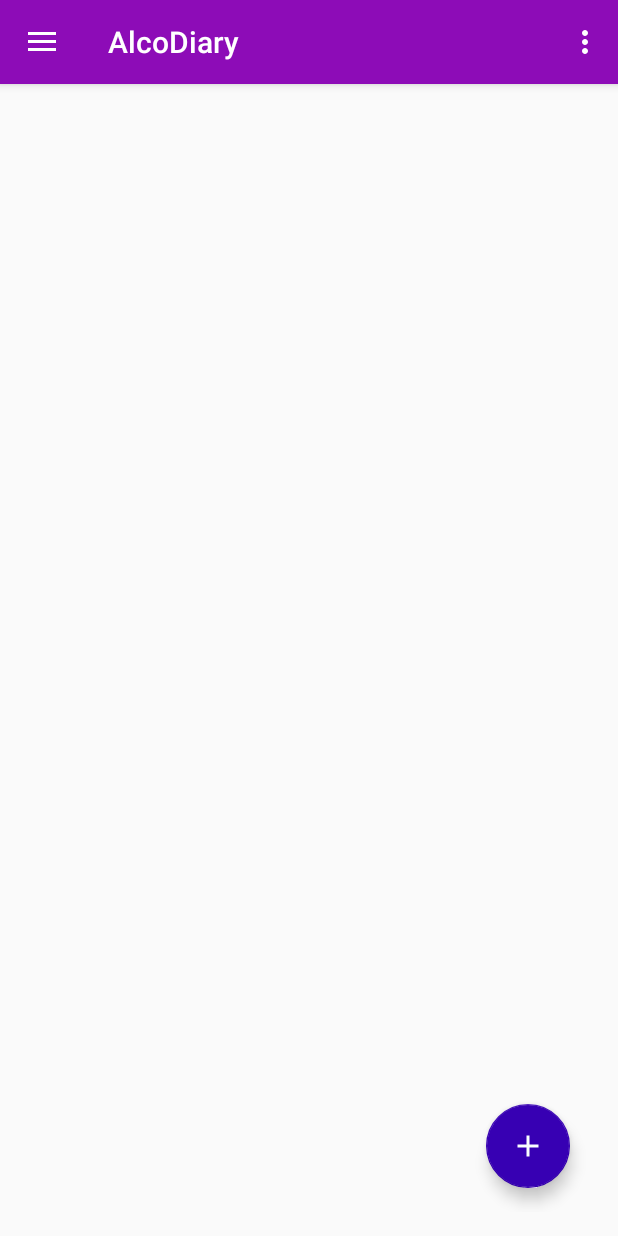
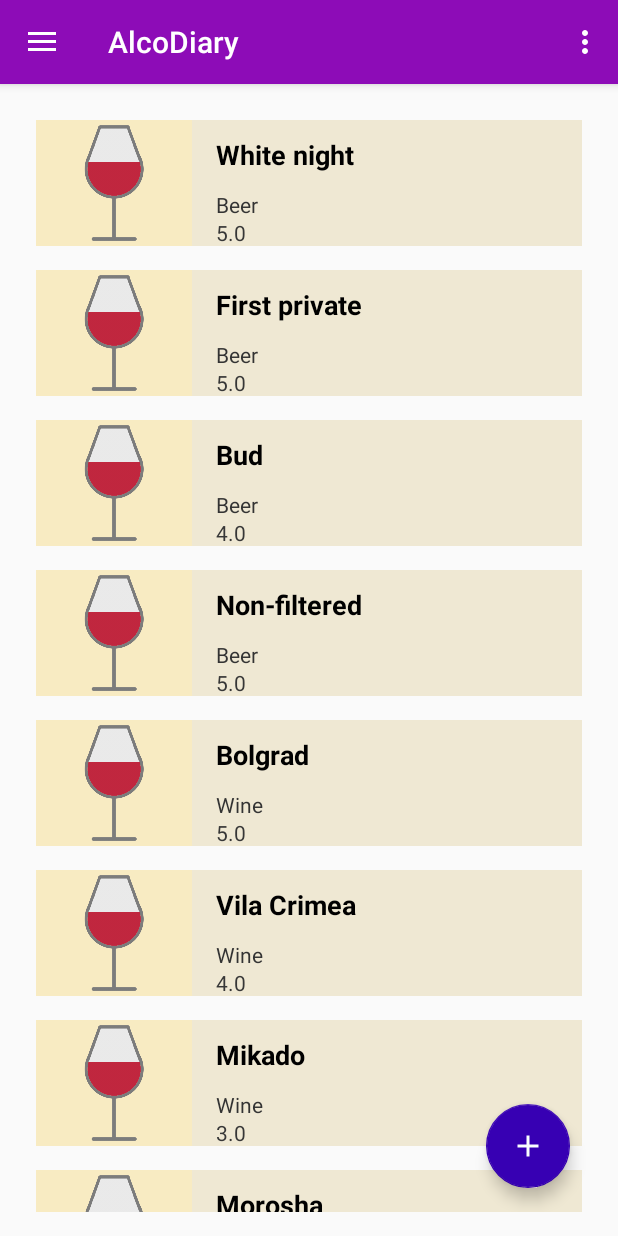
Before and after one commit to Kapibarabanka/AlcoDiary, an Android app: the screen it shows after launch (MainActivity), in the side drawer, after a tap on "Drinks", on a phone screen of 412 x 824 dp. Run offline under Robolectric (Android 15) with nearby library versions, the phone set to English and light mode, and no system bars; 3 statements that could not run were skipped.

Commit message:
Added data loading from local (ONLY) DB.

```diff
--- a/app/src/main/java/com/kapibarabanka/alcodiary/MainActivity.kt
+++ b/app/src/main/java/com/kapibarabanka/alcodiary/MainActivity.kt
@@ -31,8 +31,7 @@
 const val DRINKS_URL = "$BASE_URL/drinks"
 const val EVENTS_URL = "$BASE_URL/events"
 const val DRINKS_IN_EVENTS_URL = "$BASE_URL/drinksInEvents"
-const val GET_TAG = "TEST_GET"
-const val EVENT_TAG = "TEST_EVENTS"
+const val BASE_TAG = "AlcoDiary"
 
 class MainActivity : AppCompatActivity(), NavigationView.OnNavigationItemSelectedListener {
 
@@ -51,42 +50,17 @@
 
         displayFragment(-1)
 
-        GlobalScope.launch(Dispatchers.IO) {
-            val client = HttpClient(Android) {
-                install(JsonFeature) {
-                    serializer = GsonSerializer()
-                }
-            }
+        val dbAdapter = LocalDBAdapter(this)
+        dbAdapter.open()
 
-            val drinkTypesFromDB: List<DrinkType> = client.get(DRINK_TYPES_URL)
-            for (type in drinkTypesFromDB) {
-                Log.i(GET_TAG, "DrinkType(${type.id}, ${type.name})")
-            }
-            allDrinkTypes.addAll(drinkTypesFromDB)
+        allDrinkTypes.addAll(dbAdapter.getAllTypes())
+        allDrinks.addAll(dbAdapter.getAllDrinks())
+        allEvents.addAll(dbAdapter.getAllEventsWithDrinks())
 
-            val drinksFromDB: List<DrinkData> = client.get(DRINKS_URL)
-            for (drink in drinksFromDB) {
-                Log.i(GET_TAG, "DrinkData(${drink.id}, ${drink.name})")
-            }
-            allDrinks.addAll(drinksFromDB.map { it.getObject() })
-
-            val eventsFromDB: List<EventData> = client.get(EVENTS_URL)
-            for (event in eventsFromDB) {
-                Log.i(GET_TAG, "EventData(${event.id}, ${event.name})")
-            }
-            allEvents.addAll(eventsFromDB.map { it.getObject() })
-
-            val drinksInEventsFromDB: List<DrinkInEventData> = client.get(DRINKS_IN_EVENTS_URL)
-            drinksInEventsFromDB.forEach { it.getAndAddObject() }
-
-            for (event in allEvents) {
-                for (drink in event.drinks) {
-                    Log.i(EVENT_TAG, "${event.name}: ${drink.drink.name} - ${drink.amount}")
-                }
-            }
-
-            client.close()
-        }
+        dbAdapter.close()
+//        GlobalScope.launch(Dispatchers.IO) {
+//            loadAllFromGlobalBase()
+//        }
     }
 
     override fun onBackPressed() {
@@ -141,4 +115,41 @@
         drawer_layout.closeDrawer(GravityCompat.START)
         return true
     }
+
+    private suspend fun loadAllFromGlobalBase() {
+        val client = HttpClient(Android) {
+            install(JsonFeature) {
+                serializer = GsonSerializer()
+            }
+        }
+
+        val drinkTypesFromDB: List<DrinkType> = client.get(DRINK_TYPES_URL)
+        for (type in drinkTypesFromDB) {
+            Log.i(BASE_TAG, "DrinkType(${type.id}, ${type.name})")
+        }
+        allDrinkTypes.addAll(drinkTypesFromDB)
+
+        val drinksFromDB: List<DrinkData> = client.get(DRINKS_URL)
+        for (drink in drinksFromDB) {
+            Log.i(BASE_TAG, "DrinkData(${drink.id}, ${drink.name})")
+        }
+        allDrinks.addAll(drinksFromDB.map { it.getObject() })
+
+        val eventsFromDB: List<EventData> = client.get(EVENTS_URL)
+        for (event in eventsFromDB) {
+            Log.i(BASE_TAG, "EventData(${event.id}, ${event.name})")
+        }
+        allEvents.addAll(eventsFromDB.map { it.getObject() })
+
+        val drinksInEventsFromDB: List<DrinkInEventData> = client.get(DRINKS_IN_EVENTS_URL)
+        drinksInEventsFromDB.forEach { it.getAndAddObject() }
+
+        for (event in allEvents) {
+            for (drink in event.drinks) {
+                Log.i(BASE_TAG, "${event.name}: ${drink.drink.name} - ${drink.amount}")
+            }
+        }
+
+        client.close()
+    }
 }
--- a/app/src/main/java/com/kapibarabanka/alcodiary/calendar/Event.kt
+++ b/app/src/main/java/com/kapibarabanka/alcodiary/calendar/Event.kt
@@ -3,12 +3,11 @@
 import com.kapibarabanka.alcodiary.data.getNewEventId
 import java.time.LocalDate
 
-class Event(var name: String, var date: LocalDate) {
+class Event(var name: String, var date: LocalDate, var rating: Float = 0.0f) {
     var id = getNewEventId()
-    val drinks = mutableListOf<DrinkInEvent>()
+    var drinks = mutableListOf<DrinkInEvent>()
     constructor(name: String, date: LocalDate, drinks: MutableList<DrinkInEvent>) : this(name, date) {
         this.drinks.addAll(drinks)
     }
-    constructor(idFromDB: Int, name: String, date: LocalDate) : this(name, date) {id = idFromDB}
-    var rating: Int = 0
+    constructor(idFromDB: Int, name: String, date: LocalDate, rating: Float) : this(name, date, rating) {id = idFromDB}
 }
--- a/app/src/main/java/com/kapibarabanka/alcodiary/calendar/SaveEventPopUp.kt
+++ b/app/src/main/java/com/kapibarabanka/alcodiary/calendar/SaveEventPopUp.kt
@@ -58,7 +58,7 @@
     fun onSaveClicked(view: View) {
         val name = nameText.text.toString()
         val date = LocalDate.parse(dateText.text)
-        val rating = ratingText.text.toString().toInt()
+        val rating = ratingText.text.toString().toFloat()
         if (selectedEventPosition == -1) {
             allEvents.add(Event(name, date, eventDrinks))
             allEvents.sortByDescending { it.date }
--- a/app/src/main/java/com/kapibarabanka/alcodiary/data/Data.kt
+++ b/app/src/main/java/com/kapibarabanka/alcodiary/data/Data.kt
@@ -5,64 +5,9 @@
 import com.kapibarabanka.alcodiary.drinks.DrinkType
 import java.time.LocalDate
 
-var drinkTypeId = -1
-var drinkId = -1
-var eventId = -1
-
 val allDrinkTypes = mutableListOf<DrinkType>()
 val allDrinks = mutableListOf<Drink>()
 val allEvents = mutableListOf<Event>()
-
-// Drink types
-//val beer = DrinkType("Beer", 4.0f, 7.0f)
-//val wine = DrinkType("Wine", 10.0f, 17.0f)
-//val vodka = DrinkType("Vodka", 37.0f, 42.0f)
-//val allDrinkTypes = mutableListOf(beer, wine, vodka)
-
-////Drinks
-//val beers = mutableListOf(
-//    Drink("White night", beer, 5.0f),
-//    Drink("First private", beer, 5.0f),
-//    Drink("Bud", beer, 4.0f),
-//    Drink("Non-filtered", beer, 5.0f)
-//)
-//val wines = mutableListOf(
-//    Drink("Bolgrad", wine, 5.0f),
-//    Drink("Vila Crimea", wine, 4.0f),
-//    Drink("Mikado", wine, 3.0f)
-//)
-//val vodkas = mutableListOf(
-//    Drink("Morosha", vodka, 3.0f),
-//    Drink("Vozduh", vodka, 3.0f),
-//    Drink("Zubrovka", vodka, 5.0f)
-//)
-////val allDrinks: MutableList<Drink> = (beers + wines + vodkas).toMutableList()
-//
-////Events
-//val allOldEvents = mutableListOf(
-//    Event("first", LocalDate.of(2020, 5, 7), mutableListOf(
-//        DrinkInEvent(vodkas[0] , 0.3f),
-//        DrinkInEvent(beers[1], 1.5f)
-//    )),
-//    Event("second", LocalDate.of(2020, 5, 9), mutableListOf(
-//        DrinkInEvent(vodkas[0] , 0.3f),
-//        DrinkInEvent(beers[0] , 1.0f),
-//        DrinkInEvent(beers[1] , 1.0f)
-//    )),
-//    Event("third", LocalDate.of(2020, 5, 15), mutableListOf(
-//        DrinkInEvent(wines[0], 1.4f)
-//    )),
-//    Event("fourth", LocalDate.of(2020, 6, 2), mutableListOf(
-//        DrinkInEvent(wines[1] , 1.4f),
-//        DrinkInEvent(wines[0] , 1.0f),
-//        DrinkInEvent(vodkas[2] , 0.1f),
-//        DrinkInEvent(beers[1] , 0.5f)
-//    )),
-//    Event("fifth", LocalDate.of(2020, 6, 11), mutableListOf(
-//        DrinkInEvent(beers[2] , 1.0f),
-//        DrinkInEvent(wines[2] , 1.0f)
-//    ))
-//)
 
 val emptyDrinkType = DrinkType("", 0.0f, 0.0f)
 val emptyDrink = Drink("", emptyDrinkType, 0.0f, "")
@@ -85,10 +30,6 @@
     return max + 1
 }
 
-//fun getNewDrinkTypeId(): Int {
-//    return drinkTypeId++
-//}
-
 fun getNewDrinkId(): Int {
     val max = allDrinks.maxBy { it.id }?.id ?: 0
     return max + 1
--- a/app/src/main/java/com/kapibarabanka/alcodiary/data/EventData.kt
+++ b/app/src/main/java/com/kapibarabanka/alcodiary/data/EventData.kt
@@ -3,6 +3,6 @@
 import com.kapibarabanka.alcodiary.calendar.Event
 import java.time.LocalDate
 
-data class EventData(val id: Int, val name: String, val date: String) {
-    fun getObject(): Event {return Event(id, name, LocalDate.parse(date))}
+data class EventData(val id: Int, val name: String, val date: String, val rating: Float) {
+    fun getObject(): Event {return Event(id, name, LocalDate.parse(date), rating)}
 }
--- /dev/null
+++ b/app/src/main/java/com/kapibarabanka/alcodiary/data/LocalDBAdapter.kt
@@ -0,0 +1,178 @@
+package com.kapibarabanka.alcodiary.data
+
+import android.content.Context
+import android.database.Cursor
+import android.database.sqlite.SQLiteDatabase
+import android.util.Log
+import com.kapibarabanka.alcodiary.BASE_TAG
+import com.kapibarabanka.alcodiary.calendar.DrinkInEvent
+import com.kapibarabanka.alcodiary.calendar.Event
+import com.kapibarabanka.alcodiary.drinks.Drink
+import com.kapibarabanka.alcodiary.drinks.DrinkType
+import java.time.LocalDate
+
+class LocalDBAdapter(context: Context) {
+    private val dbHelper = LocalDBHelper(context.applicationContext)
+    private lateinit var db: SQLiteDatabase
+
+    private val typeColumns = arrayOf(COL_ID, COL_NAME, COL_MIN_ALCO, COL_MAX_ALCO)
+    private val drinkColumns = arrayOf(COL_ID, COL_NAME, COL_TYPE, COL_RATING, COL_COMMENT)
+    private val eventColumns = arrayOf(COL_ID, COL_NAME, COL_DATE, COL_RATING)
+    private val drinkInEventColumns = arrayOf(COL_ID, COL_EVENT, COL_DRINK, COL_AMOUNT)
+
+    fun open(): LocalDBAdapter {
+        db = dbHelper.writableDatabase
+        return this
+    }
+
+    fun close() {dbHelper.close()}
+
+
+    fun getAllTypes(): MutableList<DrinkType> {
+        val result = mutableListOf<DrinkType>()
+        val cursor = getAllTypesCursor()
+        if(cursor.moveToFirst()) {
+            do {
+                result.add(getType(cursor))
+            }
+            while (cursor.moveToNext())
+        }
+        cursor.close()
+        Log.i(BASE_TAG, "Loaded types from local DB")
+        return result
+    }
+
+    fun getType(id: Int): DrinkType {
+        var type = emptyDrinkType
+        val selection = "$COL_ID = ?"
+        val selectionArgs = arrayOf(id.toString())
+        val cursor = db.query(TYPES_TABLE, typeColumns, selection, selectionArgs, null, null, null)
+        if(cursor.moveToFirst()){
+            type = getType(cursor)
+        }
+        cursor.close()
+        return type
+    }
+
+    private fun getAllTypesCursor(): Cursor {
+        return db.query(TYPES_TABLE, typeColumns, null, null, null, null, null)
+    }
+
+    private fun getType(c: Cursor): DrinkType {
+        val id = c.getInt(c.getColumnIndex(COL_ID))
+        val name = c.getString(c.getColumnIndex(COL_NAME))
+        val minAlco = c.getFloat(c.getColumnIndex(COL_MIN_ALCO))
+        val maxAlco = c.getFloat(c.getColumnIndex(COL_MAX_ALCO))
+        return DrinkType(id, name, minAlco, maxAlco)
+    }
+
+
+    fun getAllDrinks(): MutableList<Drink> {
+        val result = mutableListOf<Drink>()
+        val cursor = getAllDrinksCursor()
+        if(cursor.moveToFirst()) {
+            do {
+                result.add(getDrink(cursor))
+            }
+            while (cursor.moveToNext())
+        }
+        cursor.close()
+        Log.i(BASE_TAG, "Loaded drinks from local DB")
+        return result
+    }
+
+    fun getDrink(id: Int): Drink {
+        var drink = emptyDrink
+        val selection = "$COL_ID = ?"
+        val selectionArgs = arrayOf(id.toString())
+        val cursor = db.query(DRINKS_TABLE, drinkColumns, selection, selectionArgs, null, null, null)
+        if(cursor.moveToFirst()){
+            drink = getDrink(cursor)
+        }
+        cursor.close()
+        return drink
+    }
+
+    private fun getAllDrinksCursor(): Cursor {
+        return db.query(DRINKS_TABLE, drinkColumns, null, null, null, null, null)
+    }
+
+    private fun getDrink(c: Cursor): Drink {
+        val id = c.getInt(c.getColumnIndex(COL_ID))
+        val name = c.getString(c.getColumnIndex(COL_NAME))
+        val typeId = c.getInt(c.getColumnIndex(COL_TYPE))
+        val type = getType(typeId)
+        val rating = c.getFloat(c.getColumnIndex(COL_RATING))
+        val comment = c.getString(c.getColumnIndex(COL_COMMENT))
+        return Drink(id, name, type, rating, comment)
+    }
+
+    fun getAllEventsWithDrinks(): MutableList<Event> {
+        val result = mutableListOf<Event>()
+        val eventCursor = getAllEventsCursor()
+        if(eventCursor.moveToFirst()) {
+            do {
+                val event = getEvent(eventCursor)
+                event.drinks = getEventDrinks(event.id)
+                result.add(event)
+            }
+            while (eventCursor.moveToNext())
+        }
+        eventCursor.close()
+        Log.i(BASE_TAG, "Loaded events from local DB")
+        return result
+    }
+
+    fun getEvent(id: Int): Event {
+        var event = emptyEvent
+        val selection = "$COL_ID = ?"
+        val selectionArgs = arrayOf(id.toString())
+        val cursor = db.query(EVENTS_TABLE, eventColumns, selection, selectionArgs, null, null, null)
+        if(cursor.moveToFirst()){
+            event = getEvent(cursor)
+        }
+        cursor.close()
+        return event
+    }
+
+    private fun getAllEventsCursor(): Cursor {
+        return db.query(EVENTS_TABLE, eventColumns, null, null, null, null, null)
+    }
+
+    private fun getEvent(c: Cursor): Event {
+        val id = c.getInt(c.getColumnIndex(COL_ID))
+        val name = c.getString(c.getColumnIndex(COL_NAME))
+        val dateString = c.getString(c.getColumnIndex(COL_DATE))
+        val date = LocalDate.parse(dateString)
+        val rating = c.getFloat(c.getColumnIndex(COL_RATING))
+        return Event(id, name, date, rating)
+    }
+
+    private fun getAllDrinksInEventsCursor(): Cursor {
+        return db.query(DRINKS_IN_EVENTS_TABLE, drinkInEventColumns, null, null, null, null, null)
+    }
+
+    private fun getEventDrinks(eventId: Int): MutableList<DrinkInEvent> {
+        val result = mutableListOf<DrinkInEvent>()
+        val selection = "$COL_EVENT = ?"
+        val selectionArgs = arrayOf(eventId.toString())
+        val cursor = db.query(DRINKS_IN_EVENTS_TABLE, drinkInEventColumns, selection, selectionArgs, null, null, null)
+        if(cursor.moveToFirst()) {
+            do {
+                result.add(getDrinkInEvent(cursor))
+            }
+            while (cursor.moveToNext())
+        }
+        cursor.close()
+        return result
+    }
+
+    private fun getDrinkInEvent(c: Cursor): DrinkInEvent {
+        val id = c.getInt(c.getColumnIndex(COL_ID))
+        val eventId = c.getInt(c.getColumnIndex(COL_EVENT))
+        val drinkId = c.getInt(c.getColumnIndex(COL_DRINK))
+        val drink = getDrink(drinkId)
+        val amount = c.getFloat(c.getColumnIndex(COL_AMOUNT))
+        return DrinkInEvent(drink, amount)
+    }
+}
--- /dev/null
+++ b/app/src/main/java/com/kapibarabanka/alcodiary/data/LocalDBHelper.kt
@@ -0,0 +1,129 @@
+package com.kapibarabanka.alcodiary.data
+
+import android.content.Context
+import android.database.sqlite.SQLiteDatabase
+import android.database.sqlite.SQLiteOpenHelper
+import android.util.Log
+import com.kapibarabanka.alcodiary.BASE_TAG
+
+private const val DB_NAME = "dbLocal.db"
+private const val SCHEMA = 1
+
+const val COL_ID = "id"
+const val COL_NAME = "name"
+const val COL_RATING = "rating"
+
+const val TYPES_TABLE = "drink_types"
+const val COL_MIN_ALCO = "min_alco"
+const val COL_MAX_ALCO = "max_alco"
+
+const val DRINKS_TABLE = "drinks"
+const val COL_TYPE = "type"
+const val COL_COMMENT = "comment"
+
+const val EVENTS_TABLE = "events"
+const val COL_DATE = "date"
+
+const val DRINKS_IN_EVENTS_TABLE = "drinks_in_events"
+const val COL_EVENT = "event_id"
+const val COL_DRINK = "drink_id"
+const val COL_AMOUNT = "amount"
+
+
+class LocalDBHelper(context: Context) : SQLiteOpenHelper(context, DB_NAME, null , SCHEMA) {
+
+    override fun onCreate(db: SQLiteDatabase?) {
+        db?.execSQL("PRAGMA foreign_keys=ON")
+        initTypesTable(db)
+        initDrinksTable(db)
+        initEventsTable(db)
+        initDrinksInEventsTable(db)
+    }
+
+    override fun onUpgrade(db: SQLiteDatabase?, oldVersion: Int, newVersion: Int) {
+        db?.execSQL("DROP TABLE IF EXISTS $TYPES_TABLE")
+        db?.execSQL("DROP TABLE IF EXISTS $DRINKS_TABLE")
+        db?.execSQL("DROP TABLE IF EXISTS $EVENTS_TABLE")
+        db?.execSQL("DROP TABLE IF EXISTS $DRINKS_IN_EVENTS_TABLE")
+        onCreate(db)
+    }
+
+    private fun initTypesTable(db: SQLiteDatabase?) {
+        db?.execSQL("CREATE TABLE IF NOT EXISTS $TYPES_TABLE ("+
+                "$COL_ID integer primary key autoincrement, "+
+                "$COL_NAME text, $COL_MIN_ALCO real, $COL_MAX_ALCO real"+
+                ");")
+
+        db?.execSQL("INSERT INTO $TYPES_TABLE VALUES (1, 'Beer', 4.0, 7.0);")
+        db?.execSQL("INSERT INTO $TYPES_TABLE VALUES (2, 'Wine', 10.0, 17.0);")
+        db?.execSQL("INSERT INTO $TYPES_TABLE VALUES (3, 'Vodka', 37.0, 42.0);")
+
+        Log.i(BASE_TAG, "Table $TYPES_TABLE with data created")
+    }
+
+    private fun initDrinksTable(db: SQLiteDatabase?) {
+        db?.execSQL("CREATE TABLE IF NOT EXISTS $DRINKS_TABLE ("+
+                "$COL_ID integer primary key autoincrement, "+
+                "$COL_NAME text, $COL_TYPE integer, $COL_RATING real, $COL_COMMENT text, "+
+                "FOREIGN KEY($COL_TYPE) REFERENCES $TYPES_TABLE($COL_ID)"+
+                ");")
+
+        db?.execSQL("INSERT INTO $DRINKS_TABLE VALUES (1, 'White night', 1, 5.0, '');")
+        db?.execSQL("INSERT INTO $DRINKS_TABLE VALUES (2, 'First private', 1, 5.0, '');")
+        db?.execSQL("INSERT INTO $DRINKS_TABLE VALUES (3, 'Bud', 1, 4.0, '');")
+        db?.execSQL("INSERT INTO $DRINKS_TABLE VALUES (4, 'Non-filtered', 1, 5.0, '');")
+
+        db?.execSQL("INSERT INTO $DRINKS_TABLE VALUES (5, 'Bolgrad', 2, 5.0, '');")
+        db?.execSQL("INSERT INTO $DRINKS_TABLE VALUES (6, 'Vila Crimea', 2, 4.0, '');")
+        db?.execSQL("INSERT INTO $DRINKS_TABLE VALUES (7, 'Mikado', 2, 3.0, '');")
+
+        db?.execSQL("INSERT INTO $DRINKS_TABLE VALUES (8, 'Morosha', 3, 3.0, '');")
+        db?.execSQL("INSERT INTO $DRINKS_TABLE VALUES (9, 'Vozduh', 3, 3.0, '');")
+        db?.execSQL("INSERT INTO $DRINKS_TABLE VALUES (10, 'Zubrovka', 3, 5.0, '');")
+
+        Log.i(BASE_TAG, "Table $DRINKS_TABLE with data created")
+    }
+
+    private fun initEventsTable(db: SQLiteDatabase?) {
+        db?.execSQL("CREATE TABLE IF NOT EXISTS $EVENTS_TABLE ("+
+                "$COL_ID integer primary key autoincrement, "+
+                "$COL_NAME text, $COL_DATE text, $COL_RATING real"+
+                ");")
+
+        db?.execSQL("INSERT INTO $EVENTS_TABLE VALUES (1, 'first', '2020-05-07', 3.0);")
+        db?.execSQL("INSERT INTO $EVENTS_TABLE VALUES (2, 'second', '2020-05-09', 4.0);")
+        db?.execSQL("INSERT INTO $EVENTS_TABLE VALUES (3, 'third', '2020-05-15', 5.0);")
+        db?.execSQL("INSERT INTO $EVENTS_TABLE VALUES (4, 'fourth', '2020-06-02', 2.0);")
+        db?.execSQL("INSERT INTO $EVENTS_TABLE VALUES (5, 'fifth', '2020-06-11', 3.0);")
+
+        Log.i(BASE_TAG, "Table $EVENTS_TABLE with data created")
+    }
+
+    private fun initDrinksInEventsTable(db: SQLiteDatabase?) {
+        db?.execSQL("CREATE TABLE IF NOT EXISTS $DRINKS_IN_EVENTS_TABLE ("+
+                "$COL_ID integer primary key autoincrement, "+
+                "$COL_EVENT integer, $COL_DRINK integer, $COL_AMOUNT real, "+
+                "FOREIGN KEY($COL_EVENT) REFERENCES $EVENTS_TABLE($COL_ID),"+
+                "FOREIGN KEY($COL_DRINK) REFERENCES $DRINKS_TABLE($COL_ID)"+
+                ");")
+
+        db?.execSQL("INSERT INTO $DRINKS_IN_EVENTS_TABLE VALUES (null, 1, 1, 0.3);")
+        db?.execSQL("INSERT INTO $DRINKS_IN_EVENTS_TABLE VALUES (null, 1, 2, 0.5);")
+        db?.execSQL("INSERT INTO $DRINKS_IN_EVENTS_TABLE VALUES (null, 1, 9, 0.3);")
+
+        db?.execSQL("INSERT INTO $DRINKS_IN_EVENTS_TABLE VALUES (null, 2, 5, 1.8);")
+        db?.execSQL("INSERT INTO $DRINKS_IN_EVENTS_TABLE VALUES (null, 2, 6, 1.0);")
+
+        db?.execSQL("INSERT INTO $DRINKS_IN_EVENTS_TABLE VALUES (null, 3, 1, 1.0);")
+        db?.execSQL("INSERT INTO $DRINKS_IN_EVENTS_TABLE VALUES (null, 3, 7, 0.5);")
+        db?.execSQL("INSERT INTO $DRINKS_IN_EVENTS_TABLE VALUES (null, 3, 10, 0.2);")
+
+        db?.execSQL("INSERT INTO $DRINKS_IN_EVENTS_TABLE VALUES (null, 4, 4, 2.0);")
+
+        db?.execSQL("INSERT INTO $DRINKS_IN_EVENTS_TABLE VALUES (null, 5, 1, 0.5);")
+        db?.execSQL("INSERT INTO $DRINKS_IN_EVENTS_TABLE VALUES (null, 5, 2, 0.5);")
+        db?.execSQL("INSERT INTO $DRINKS_IN_EVENTS_TABLE VALUES (null, 5, 8, 0.5);")
+
+        Log.i(BASE_TAG, "Table $DRINKS_IN_EVENTS_TABLE with data created")
+    }
+}
```
